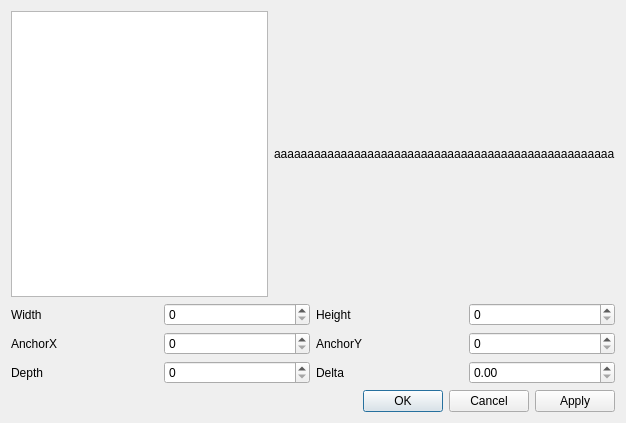
Above: UI/CustomFilter.ui from lzsz/VisualCV before the change. Below: the same form after it.
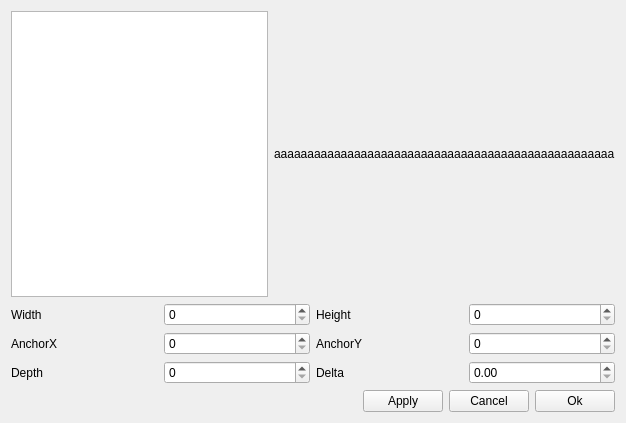
That is the form after the change.

Commit message: Move all operation to VCVChildWindow class.

Patch:
```diff
--- a/UI/CustomFilter.ui
+++ b/UI/CustomFilter.ui
@@ -1,7 +1,7 @@
 <?xml version="1.0" encoding="UTF-8"?>
 <ui version="4.0">
  <class>CustomFilter2D</class>
- <widget class="QDialog" name="CustomFilter2D">
+ <widget class="QWidget" name="CustomFilter2D">
   <property name="geometry">
    <rect>
     <x>0</x>
@@ -102,11 +102,42 @@
     </layout>
    </item>
    <item>
-    <widget class="QDialogButtonBox" name="buttonBox">
-     <property name="standardButtons">
-      <set>QDialogButtonBox::Apply|QDialogButtonBox::Cancel|QDialogButtonBox::Ok</set>
-     </property>
-    </widget>
+    <layout class="QHBoxLayout" name="horizontalLayout_2">
+     <item>
+      <spacer name="horizontalSpacer">
+       <property name="orientation">
+        <enum>Qt::Horizontal</enum>
+       </property>
+       <property name="sizeHint" stdset="0">
+        <size>
+         <width>40</width>
+         <height>20</height>
+        </size>
+       </property>
+      </spacer>
+     </item>
+     <item>
+      <widget class="QPushButton" name="pb_apply">
+       <property name="text">
+        <string>Apply</string>
+       </property>
+      </widget>
+     </item>
+     <item>
+      <widget class="QPushButton" name="pb_cancel">
+       <property name="text">
+        <string>Cancel</string>
+       </property>
+      </widget>
+     </item>
+     <item>
+      <widget class="QPushButton" name="pb_Ok">
+       <property name="text">
+        <string>Ok</string>
+       </property>
+      </widget>
+     </item>
+    </layout>
    </item>
   </layout>
  </widget>
```
The commit also changes 11 other files.
